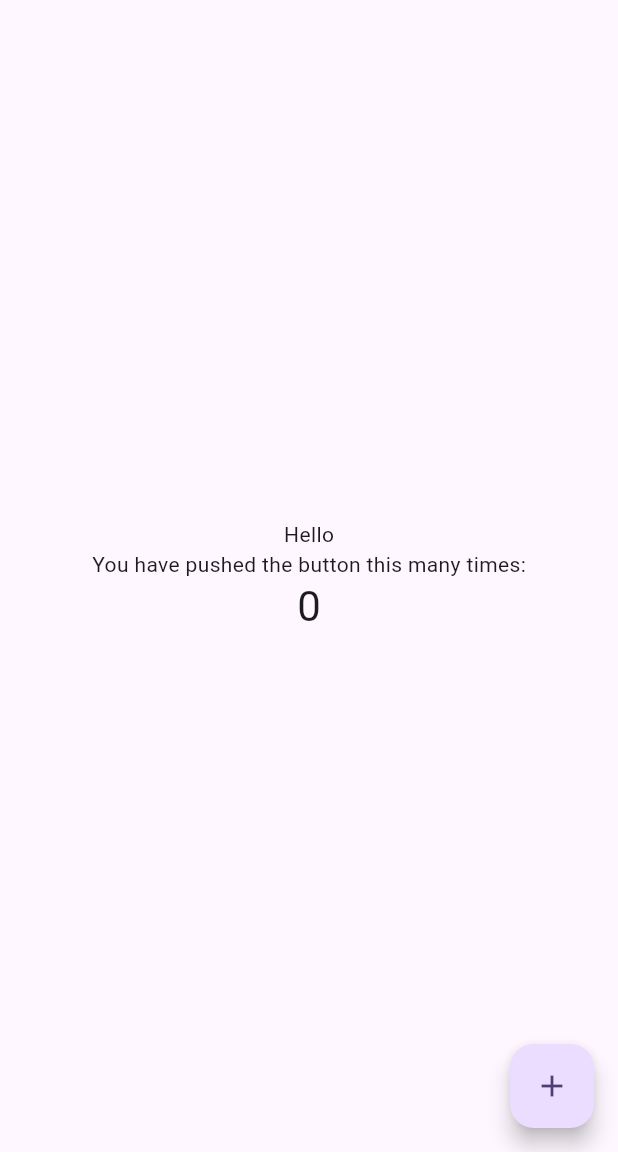
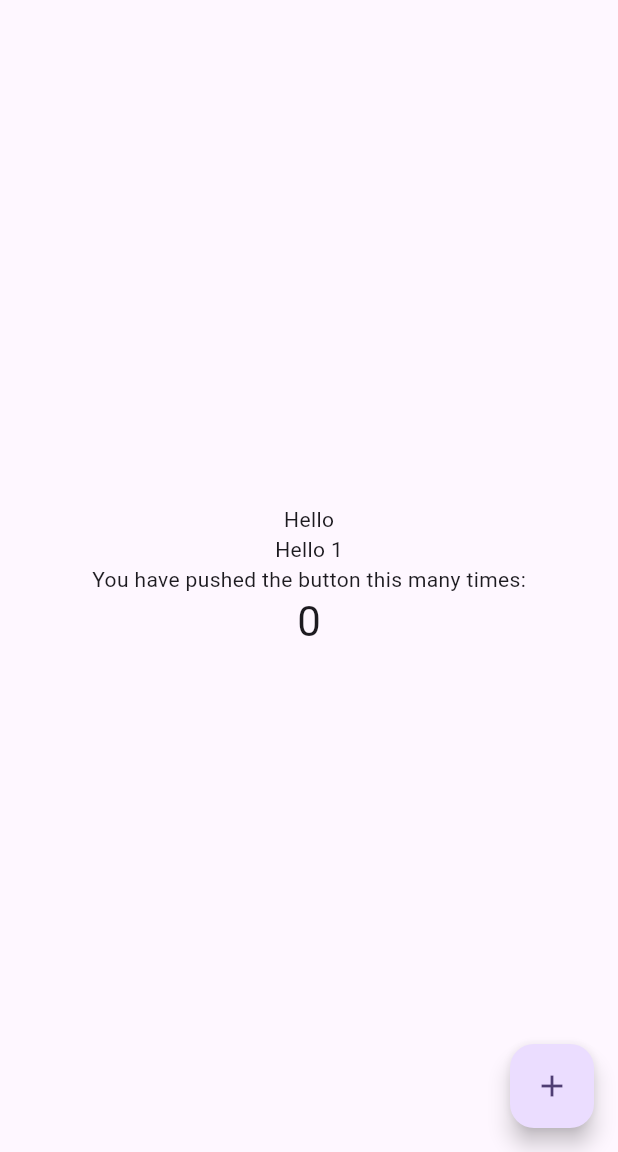
Before and after one commit to daiphuoc511/test_git, a Flutter app: the screen it shows after launch, on a phone screen of 412 x 824 dp, the part 84-1236 px from its top. Run offline on Flutter 3.47's test engine with Material 3 defaults, Android fonts, the phone set to English and light mode, and no system bars.

Commit message:
add text hello 1

```diff
--- a/lib/main.dart
+++ b/lib/main.dart
@@ -53,6 +53,9 @@ class _MyHomePageState extends State<MyHomePage> {
               'Hello',
             ),
             const Text(
+              'Hello 1',
+            ),
+            const Text(
               'You have pushed the button this many times:',
             ),
             Text(
```
